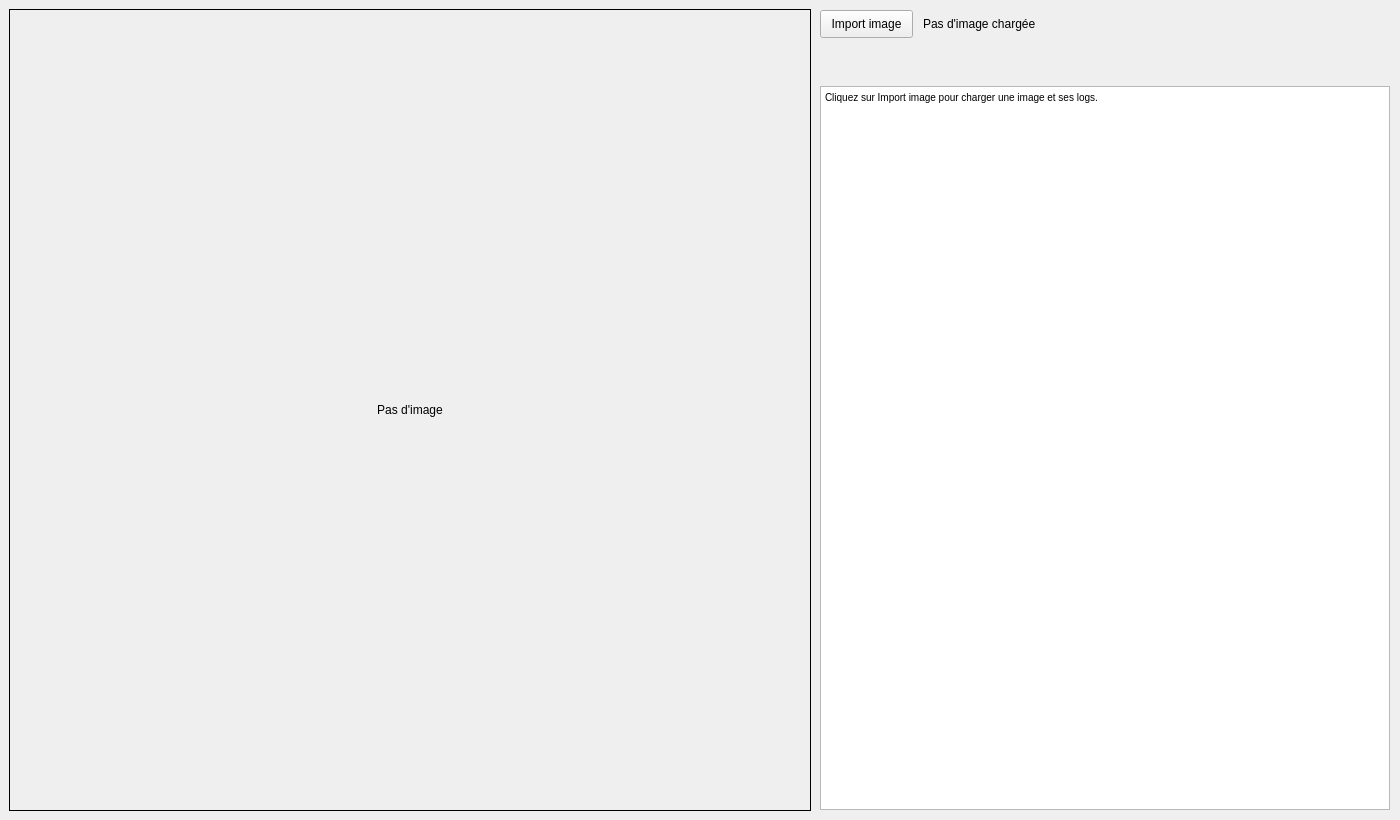
Old version of the form rayViewer2/mainwindow.ui in the repository charlesbeaudonnet/analyseEspaceRayons.
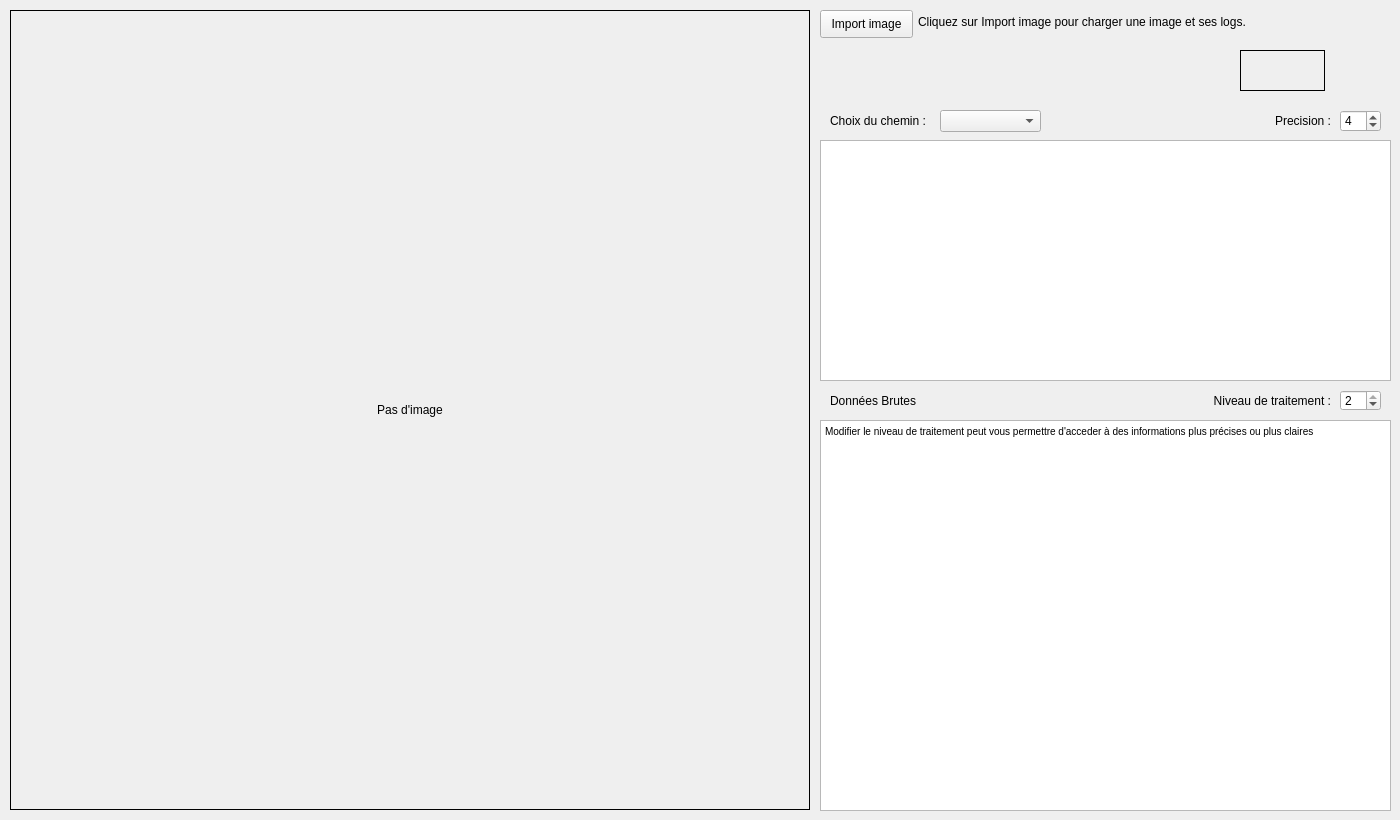
New version of the form. Custom widgets are drawn as their Qt base class.

What changed in the file:
```diff
--- a/rayViewer2/mainwindow.ui
+++ b/rayViewer2/mainwindow.ui
@@ -14,7 +14,7 @@
    </rect>
   </property>
   <property name="sizePolicy">
-   <sizepolicy hsizetype="Fixed" vsizetype="Fixed">
+   <sizepolicy hsizetype="Preferred" vsizetype="Preferred">
     <horstretch>0</horstretch>
     <verstretch>0</verstretch>
    </sizepolicy>
@@ -51,64 +51,36 @@
    <widget class="MouseLabel" name="imgLabel">
     <property name="geometry">
      <rect>
-      <x>10</x>
-      <y>10</y>
-      <width>800</width>
-      <height>800</height>
+      <x>918</x>
+      <y>6</y>
+      <width>471</width>
+      <height>31</height>
      </rect>
     </property>
-    <property name="cursor">
-     <cursorShape>CrossCursor</cursorShape>
-    </property>
-    <property name="mouseTracking">
-     <bool>true</bool>
-    </property>
-    <property name="frameShape">
-     <enum>QFrame::NoFrame</enum>
-    </property>
     <property name="text">
-     <string/>
+     <string>Cliquez sur Import image pour charger une image et ses logs.</string>
     </property>
    </widget>
    <widget class="QLabel" name="pixLabel">
     <property name="geometry">
      <rect>
       <x>820</x>
-      <y>48</y>
+      <y>50</y>
       <width>120</width>
-      <height>28</height>
+      <height>41</height>
      </rect>
     </property>
     <property name="text">
      <string/>
     </property>
    </widget>
-   <widget class="QLabel" name="Cadre">
-    <property name="geometry">
-     <rect>
-      <x>9</x>
-      <y>9</y>
-      <width>802</width>
-      <height>802</height>
-     </rect>
-    </property>
-    <property name="frameShape">
-     <enum>QFrame::Box</enum>
-    </property>
-    <property name="text">
-     <string>Pas d'image</string>
-    </property>
-    <property name="alignment">
-     <set>Qt::AlignCenter</set>
-    </property>
-   </widget>
    <widget class="QTextBrowser" name="logLabel">
     <property name="geometry">
      <rect>
       <x>820</x>
-      <y>86</y>
-      <width>570</width>
-      <height>724</height>
+      <y>420</y>
+      <width>571</width>
+      <height>391</height>
      </rect>
     </property>
     <property name="html">
@@ -116,23 +88,204 @@
 &lt;html&gt;&lt;head&gt;&lt;meta name=&quot;qrichtext&quot; content=&quot;1&quot; /&gt;&lt;style type=&quot;text/css&quot;&gt;
 p, li { white-space: pre-wrap; }
 &lt;/style&gt;&lt;/head&gt;&lt;body style=&quot; font-family:'MS Shell Dlg 2'; font-size:7.8pt; font-weight:400; font-style:normal;&quot;&gt;
-&lt;p style=&quot; margin-top:0px; margin-bottom:0px; margin-left:0px; margin-right:0px; -qt-block-indent:0; text-indent:0px;&quot;&gt;Cliquez sur Import image pour charger une image et ses logs.&lt;/p&gt;&lt;/body&gt;&lt;/html&gt;</string>
+&lt;p style=&quot; margin-top:0px; margin-bottom:0px; margin-left:0px; margin-right:0px; -qt-block-indent:0; text-indent:0px;&quot;&gt;Modifier le niveau de traitement peut vous permettre d'acceder à des informations plus précises ou plus claires&lt;/p&gt;&lt;/body&gt;&lt;/html&gt;</string>
     </property>
    </widget>
    <widget class="QLabel" name="loadedImg">
     <property name="geometry">
      <rect>
-      <x>923</x>
+      <x>10</x>
       <y>10</y>
-      <width>400</width>
-      <height>28</height>
+      <width>800</width>
+      <height>800</height>
      </rect>
     </property>
+    <property name="cursor">
+     <cursorShape>CrossCursor</cursorShape>
+    </property>
+    <property name="mouseTracking">
+     <bool>true</bool>
+    </property>
+    <property name="frameShape">
+     <enum>QFrame::Box</enum>
+    </property>
+    <property name="lineWidth">
+     <number>1</number>
+    </property>
     <property name="text">
-     <string>Pas d'image chargée</string>
+     <string>Pas d'image</string>
     </property>
+    <property name="alignment">
+     <set>Qt::AlignCenter</set>
+    </property>
    </widget>
-   <zorder>Cadre</zorder>
+   <widget class="QLabel" name="ColorLabel">
+    <property name="geometry">
+     <rect>
+      <x>940</x>
+      <y>50</y>
+      <width>271</width>
+      <height>41</height>
+     </rect>
+    </property>
+    <property name="text">
+     <string/>
+    </property>
+   </widget>
+   <widget class="QLabel" name="COLORBG">
+    <property name="geometry">
+     <rect>
+      <x>1240</x>
+      <y>50</y>
+      <width>85</width>
+      <height>41</height>
+     </rect>
+    </property>
+    <property name="autoFillBackground">
+     <bool>true</bool>
+    </property>
+    <property name="frameShape">
+     <enum>QFrame::Box</enum>
+    </property>
+    <property name="text">
+     <string/>
+    </property>
+   </widget>
+   <widget class="QLabel" name="PrecisionLabel">
+    <property name="geometry">
+     <rect>
+      <x>1260</x>
+      <y>110</y>
+      <width>71</width>
+      <height>21</height>
+     </rect>
+    </property>
+    <property name="text">
+     <string>Precision :</string>
+    </property>
+    <property name="alignment">
+     <set>Qt::AlignRight|Qt::AlignTrailing|Qt::AlignVCenter</set>
+    </property>
+   </widget>
+   <widget class="QLabel" name="RawLabel">
+    <property name="geometry">
+     <rect>
+      <x>830</x>
+      <y>391</y>
+      <width>91</width>
+      <height>20</height>
+     </rect>
+    </property>
+    <property name="text">
+     <string>Données Brutes</string>
+    </property>
+   </widget>
+   <widget class="QLabel" name="RawLevelLabel">
+    <property name="geometry">
+     <rect>
+      <x>1190</x>
+      <y>390</y>
+      <width>141</width>
+      <height>21</height>
+     </rect>
+    </property>
+    <property name="text">
+     <string>Niveau de traitement :</string>
+    </property>
+    <property name="alignment">
+     <set>Qt::AlignRight|Qt::AlignTrailing|Qt::AlignVCenter</set>
+    </property>
+   </widget>
+   <widget class="QSpinBox" name="precisionSpin">
+    <property name="geometry">
+     <rect>
+      <x>1340</x>
+      <y>110</y>
+      <width>41</width>
+      <height>22</height>
+     </rect>
+    </property>
+    <property name="minimum">
+     <number>1</number>
+    </property>
+    <property name="maximum">
+     <number>7</number>
+    </property>
+    <property name="value">
+     <number>4</number>
+    </property>
+   </widget>
+   <widget class="QSpinBox" name="rawLevelSpin">
+    <property name="geometry">
+     <rect>
+      <x>1340</x>
+      <y>390</y>
+      <width>41</width>
+      <height>21</height>
+     </rect>
+    </property>
+    <property name="maximum">
+     <number>2</number>
+    </property>
+    <property name="value">
+     <number>2</number>
+    </property>
+   </widget>
+   <widget class="QComboBox" name="pathPicker">
+    <property name="geometry">
+     <rect>
+      <x>940</x>
+      <y>110</y>
+      <width>101</width>
+      <height>22</height>
+     </rect>
+    </property>
+   </widget>
+   <widget class="QLabel" name="tableLabel">
+    <property name="geometry">
+     <rect>
+      <x>830</x>
+      <y>110</y>
+      <width>111</width>
+      <height>21</height>
+     </rect>
+    </property>
+    <property name="text">
+     <string>Choix du chemin :</string>
+    </property>
+   </widget>
+   <widget class="QLabel" name="labelMousePos">
+    <property name="geometry">
+     <rect>
+      <x>0</x>
+      <y>0</y>
+      <width>0</width>
+      <height>12</height>
+     </rect>
+    </property>
+    <property name="cursor">
+     <cursorShape>CrossCursor</cursorShape>
+    </property>
+    <property name="styleSheet">
+     <string notr="true">background-color: rgba(255, 255, 255, 100)</string>
+    </property>
+    <property name="text">
+     <string/>
+    </property>
+   </widget>
+   <widget class="QTableView" name="DataTable">
+    <property name="geometry">
+     <rect>
+      <x>820</x>
+      <y>140</y>
+      <width>571</width>
+      <height>241</height>
+     </rect>
+    </property>
+    <property name="styleSheet">
+     <string notr="true">QHeaderView::section { background-color:lightgray }</string>
+    </property>
+   </widget>
    <zorder>butImg</zorder>
    <zorder>imgLabel</zorder>
    <zorder>pixLabel</zorder>
```
Left out of the diff: 27 changed lines with no effect on the pictures.
